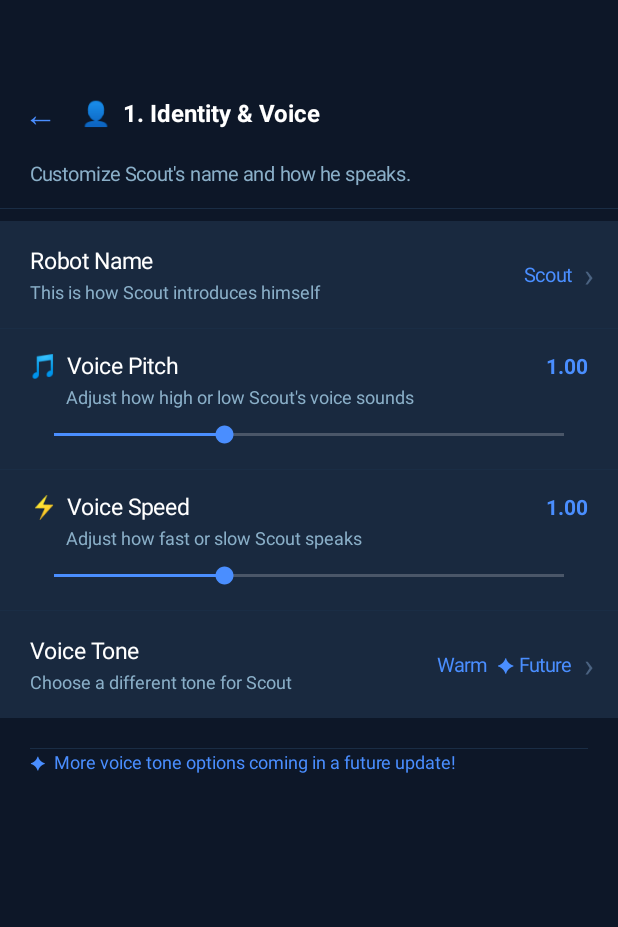
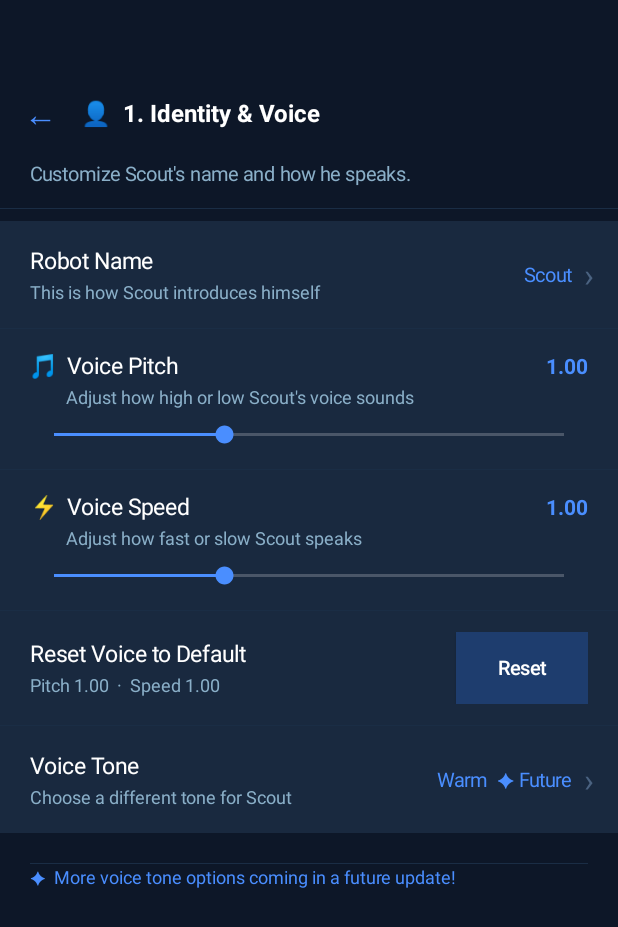
Before and after one commit to Patevan9/Scout, an Android app: the SettingsActivity screen opened directly, with no data from a screen before it, after a tap on an icon or button, on a phone screen of 412 x 824 dp. Shown: the top 927 px of the screen. Run offline under Robolectric (Android 15) with nearby library versions, the phone set to English and light mode, and no system bars.

Commit message:
feat: add Reset Voice to Default button in Identity & Voice settings
Resets pitch and speed to 1.00, speaks the preview phrase immediately
so the user hears the default voice, then rebuilds the screen so both
sliders snap back to center. Styled as a compact inline row with a
dimmed blue Reset button to distinguish it from primary actions.

Co-Authored-By: Claude Sonnet 4.6 <noreply@anthropic.com>
Claude-Session: https://claude.ai/code/session_018cYnjF6FfKUu4fjR8Px2Sp

```diff
--- a/app/src/main/java/com/example/scoutface/SettingsActivity.kt
+++ b/app/src/main/java/com/example/scoutface/SettingsActivity.kt
@@ -152,6 +152,8 @@ class SettingsActivity : AppCompatActivity() {
         body.addView(sliderRow("🎵", "Voice Pitch",  "Adjust how high or low Scout's voice sounds", "voice_pitch",  scoutPrefs, 0.5f, 2.0f, 1.0f, preview = true))
         body.addView(div())
         body.addView(sliderRow("⚡", "Voice Speed",  "Adjust how fast or slow Scout speaks",        "voice_speed",  scoutPrefs, 0.5f, 2.0f, 1.0f, preview = true))
+        body.addView(div())
+        body.addView(resetVoiceBtn())
         body.addView(div())
         body.addView(navRow("Voice Tone", "Warm  ✦ Future", "Choose a different tone for Scout") { toast("Voice Tone personalities coming in a future update!") })
         body.addView(footerNote("✦  More voice tone options coming in a future update!"))
@@ -429,6 +431,36 @@ class SettingsActivity : AppCompatActivity() {
         return row
     }
 
+    private fun resetVoiceBtn(): View {
+        val row = hRow(BG_ROW).apply {
+            gravity = Gravity.CENTER_VERTICAL
+            setPadding(dp(20), dp(14), dp(20), dp(14))
+        }
+        val col = vCol(Color.TRANSPARENT).apply {
+            layoutParams = LinearLayout.LayoutParams(0, LinearLayout.LayoutParams.WRAP_CONTENT, 1f)
+        }
+        col.addView(lbl("Reset Voice to Default", 15f, TXT))
+        col.addView(lbl("Pitch 1.00  ·  Speed 1.00", 12f, TXT_SEC).padded(0, dp(2), 0, 0))
+        row.addView(col)
+        row.addView(Button(this).apply {
+            text = "Reset"
+            textSize = 13f; isAllCaps = false
+            setTextColor(Color.WHITE)
+            setBackgroundColor(Color.parseColor("#1E3D6E"))
+            setPadding(dp(16), dp(8), dp(16), dp(8))
+            layoutParams = LinearLayout.LayoutParams(
+                LinearLayout.LayoutParams.WRAP_CONTENT,
+                LinearLayout.LayoutParams.WRAP_CONTENT
+            )
+            setOnClickListener {
+                scoutPrefs.edit().putFloat("voice_pitch", 1.0f).putFloat("voice_speed", 1.0f).apply()
+                speakPreview(true)
+                show(S_IDENTITY)
+            }
+        })
+        return row
+    }
+
     private fun sliderRow(icon: String, title: String, sub: String, key: String, prefs: SharedPreferences, min: Float, max: Float, def: Float, preview: Boolean = false): View {
         val col = vCol(BG_ROW).padded(dp(20), dp(14), dp(20), dp(14))
         val header = hRow(Color.TRANSPARENT).apply { gravity = Gravity.CENTER_VERTICAL }
```
